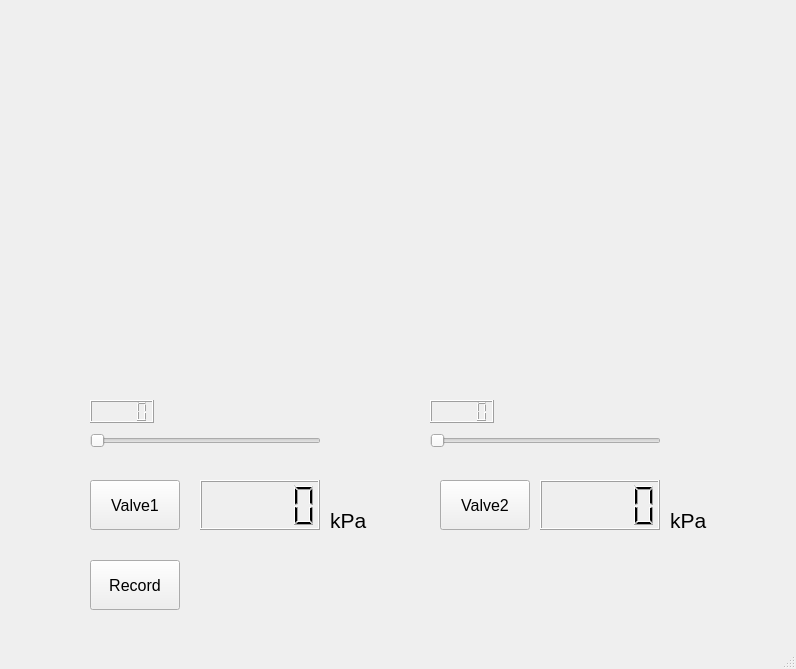
Old version of the form droplet_gui.ui in the repository RIKEN-Microfluidics-Lab/droplet_formation.
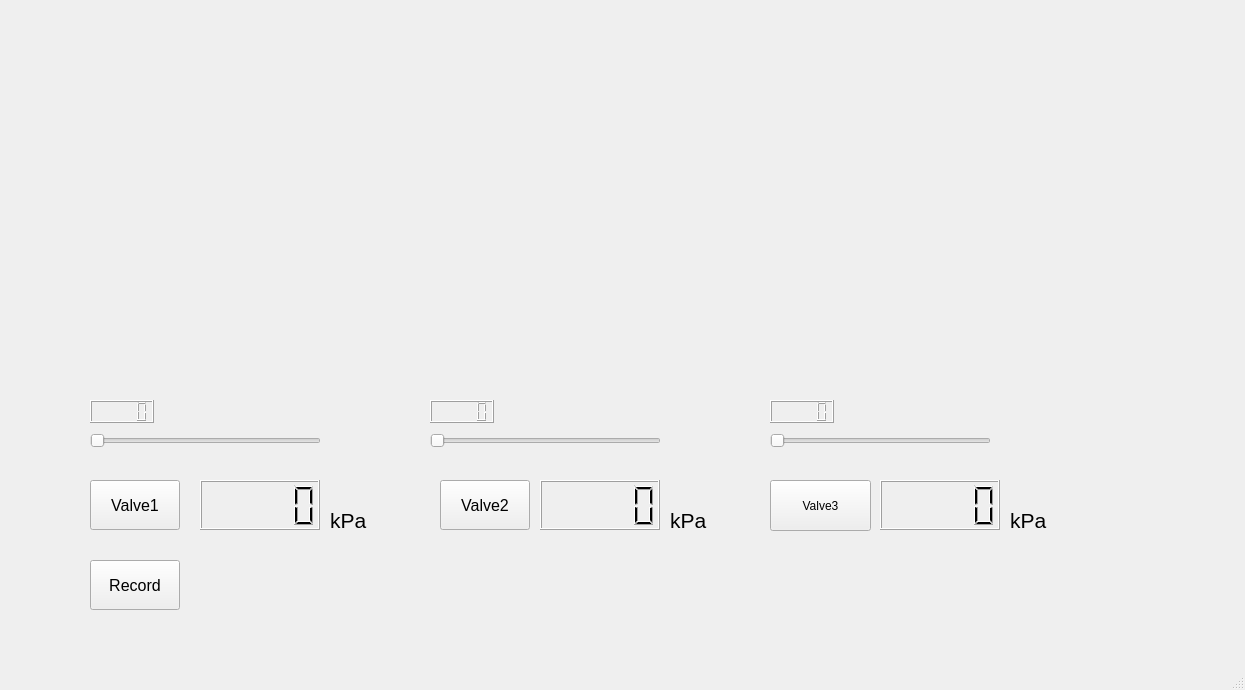
New version of the form.

```diff
--- a/droplet_gui.ui
+++ b/droplet_gui.ui
@@ -6,8 +6,8 @@
    <rect>
     <x>0</x>
     <y>0</y>
-    <width>796</width>
-    <height>669</height>
+    <width>1245</width>
+    <height>690</height>
    </rect>
   </property>
   <property name="windowTitle">
@@ -169,6 +169,76 @@
       <height>23</height>
      </rect>
     </property>
+    <property name="value" stdset="0">
+     <double>0.000000000000000</double>
+    </property>
+    <property name="intValue" stdset="0">
+     <number>0</number>
+    </property>
+   </widget>
+   <widget class="QPushButton" name="valveButton_3">
+    <property name="geometry">
+     <rect>
+      <x>770</x>
+      <y>480</y>
+      <width>101</width>
+      <height>51</height>
+     </rect>
+    </property>
+    <property name="text">
+     <string>Valve3</string>
+    </property>
+   </widget>
+   <widget class="QLCDNumber" name="lcdNumber_3">
+    <property name="geometry">
+     <rect>
+      <x>770</x>
+      <y>400</y>
+      <width>64</width>
+      <height>23</height>
+     </rect>
+    </property>
+   </widget>
+   <widget class="QSlider" name="horizontalSlider_3">
+    <property name="geometry">
+     <rect>
+      <x>770</x>
+      <y>430</y>
+      <width>221</width>
+      <height>22</height>
+     </rect>
+    </property>
+    <property name="orientation">
+     <enum>Qt::Horizontal</enum>
+    </property>
+   </widget>
+   <widget class="QLCDNumber" name="valveLcd_3">
+    <property name="geometry">
+     <rect>
+      <x>880</x>
+      <y>480</y>
+      <width>120</width>
+      <height>50</height>
+     </rect>
+    </property>
+   </widget>
+   <widget class="QLabel" name="label_3">
+    <property name="geometry">
+     <rect>
+      <x>1010</x>
+      <y>510</y>
+      <width>41</width>
+      <height>20</height>
+     </rect>
+    </property>
+    <property name="font">
+     <font>
+      <pointsize>16</pointsize>
+     </font>
+    </property>
+    <property name="text">
+     <string>kPa</string>
+    </property>
    </widget>
   </widget>
   <widget class="QMenuBar" name="menubar">
```
Left out of the diff: 35 changed lines with no effect on the pictures.
